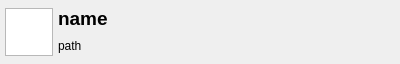
This is qt/resultwidget.ui in rgoomes/Launcher as Qt 5 draws it before an edit. The edited form follows.
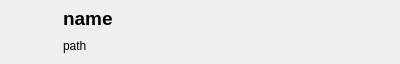
This is the edited form.

Commit message: Show icons in results

```diff
--- a/qt/resultwidget.ui
+++ b/qt/resultwidget.ui
@@ -27,10 +27,10 @@
   </property>
   <layout class="QHBoxLayout" name="horizontalLayout">
    <property name="spacing">
-    <number>5</number>
+    <number>15</number>
    </property>
    <property name="leftMargin">
-    <number>5</number>
+    <number>0</number>
    </property>
    <property name="topMargin">
     <number>5</number>
@@ -42,19 +42,16 @@
     <number>5</number>
    </property>
    <item>
-    <widget class="QGraphicsView" name="graphicsView">
-     <property name="minimumSize">
-      <size>
-       <width>48</width>
-       <height>48</height>
-      </size>
-     </property>
+    <widget class="QLabel" name="icon">
      <property name="maximumSize">
       <size>
        <width>48</width>
        <height>48</height>
       </size>
      </property>
+     <property name="text">
+      <string/>
+     </property>
     </widget>
    </item>
    <item>
```
The commit also changes 6 other files.
